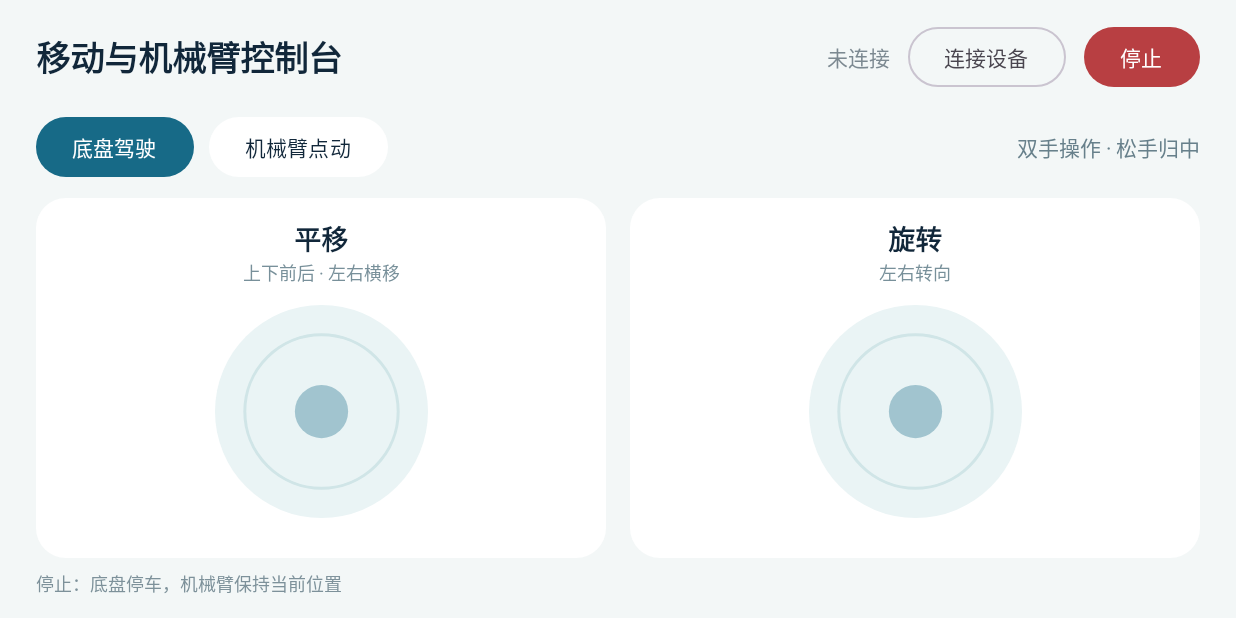
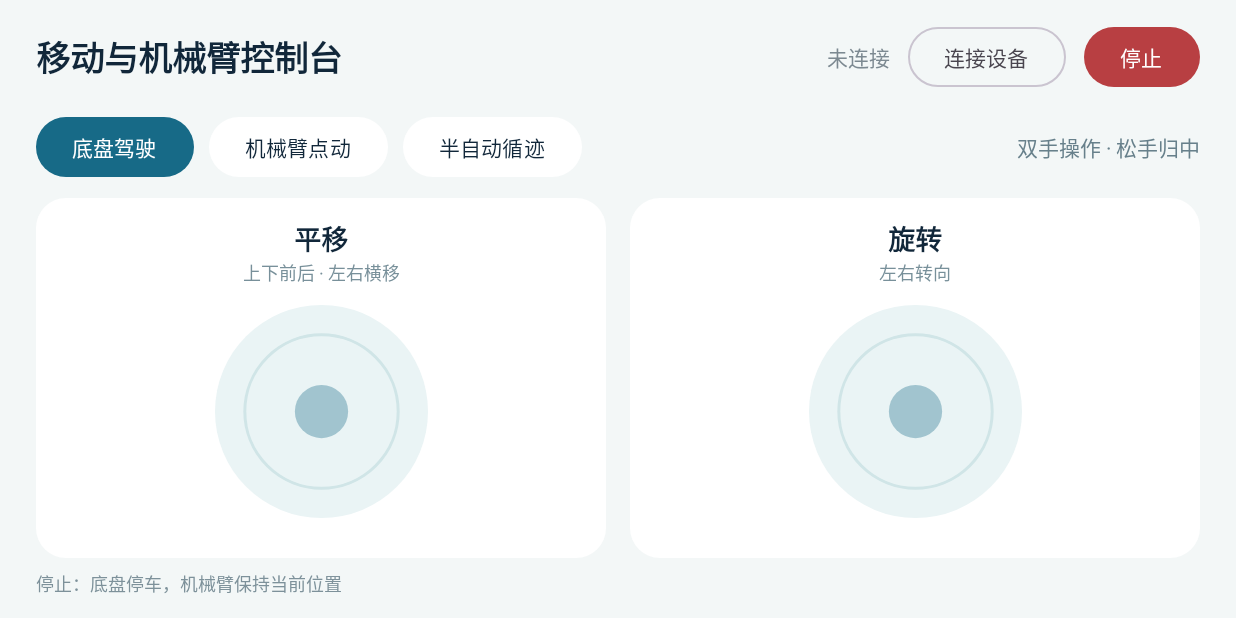
Before and after one commit to yee-2008/RM_Final_Project, an Android app built with Jetpack Compose: the screen it shows after launch (MainActivity), on a phone screen of 824 x 412 dp (held sideways). Run offline under Robolectric (Android 15) with nearby library versions, the phone set to English and light mode, and no system bars.

Commit message:
Add explicit start and stop controls for semi-automatic line tracking

```diff
--- a/android/app/src/main/java/cn/hit/c1/Controls.kt
+++ b/android/app/src/main/java/cn/hit/c1/Controls.kt
@@ -26,9 +26,12 @@ private val Ink = Color(0xFF11273A)
 private val Blue = Color(0xFF176A87)
 private val Pale = Color(0xFFEAF4F5)
 
+private enum class ControlPage(val label: String) { CHASSIS("底盘驾驶"), ARM("机械臂点动"), LINE("半自动循迹") }
+
 @Composable
-fun Controls(status: String, connected: Boolean, connect: () -> Unit, send: (Int, Int, Int, Char) -> Unit, stop: () -> Unit) {
-    var armMode by remember { mutableStateOf(false) }
+fun Controls(status: String, connected: Boolean, connect: () -> Unit, send: (Int, Int, Int, Char) -> Unit, stop: () -> Unit, startLine: () -> Unit) {
+    var page by remember { mutableStateOf(ControlPage.CHASSIS) }
+    var sendingAuto by remember { mutableStateOf(false) }
     var vx by remember { mutableIntStateOf(0) }
     var vy by remember { mutableIntStateOf(0) }
     var yaw by remember { mutableIntStateOf(0) }
@@ -39,16 +42,18 @@ fun Controls(status: String, connected: Boolean, connect: () -> Unit, send: (Int
     val currentSend by rememberUpdatedState(send)
     val currentStop by rememberUpdatedState(stop)
     fun reset() {
+        sendingAuto = false
         generation++
         blocked = activePointers > 0
         vx = 0; vy = 0; yaw = 0; key = '-'
         currentStop()
     }
     fun transmit() {
-        if (connected && !blocked) currentSend(vx, vy, yaw, key)
+        if (connected && !blocked && page != ControlPage.LINE) currentSend(vx, vy, yaw, key)
     }
     LaunchedEffect(connected) {
         if (!connected) {
+            sendingAuto = false
             generation++
             blocked = activePointers > 0
             vx = 0; vy = 0; yaw = 0; key = '-'
@@ -76,15 +81,24 @@ fun Controls(status: String, connected: Boolean, connect: () -> Unit, send: (Int
         }
         Spacer(Modifier.height(12.dp))
         Row(horizontalArrangement = Arrangement.spacedBy(10.dp)) {
-            listOf(false to "底盘驾驶", true to "机械臂点动").forEach { (mode, label) ->
-                FilledTonalButton(onClick = { if (armMode != mode) { reset(); armMode = mode } },
-                    colors = ButtonDefaults.filledTonalButtonColors(containerColor = if (armMode == mode) Blue else Color.White, contentColor = if (armMode == mode) Color.White else Ink)) { Text(label) }
+            ControlPage.values().forEach { next ->
+                FilledTonalButton(onClick = { if (page != next) { reset(); page = next } },
+                    colors = ButtonDefaults.filledTonalButtonColors(containerColor = if (page == next) Blue else Color.White, contentColor = if (page == next) Color.White else Ink)) { Text(next.label) }
             }
             Spacer(Modifier.weight(1f))
-            Text(if (armMode) "按住动作，松手保持" else "双手操作 · 松手归中", color = Color(0xFF67808B), modifier = Modifier.align(Alignment.CenterVertically))
+            Text(when (page) { ControlPage.ARM -> "按住动作，松手保持"; ControlPage.CHASSIS -> "双手操作 · 松手归中"; ControlPage.LINE -> "半自动 · 运行与停止" }, color = Color(0xFF67808B), modifier = Modifier.align(Alignment.CenterVertically))
         }
         Spacer(Modifier.height(10.dp))
-        if (!armMode) {
+        if (page == ControlPage.LINE) {
+            Column(Modifier.weight(1f).fillMaxWidth().background(Color.White, RoundedCornerShape(20.dp)),
+                verticalArrangement = Arrangement.Center, horizontalAlignment = Alignment.CenterHorizontally) {
+                Text(if (sendingAuto) "正在发送循迹指令" else "等待启动", color = Ink, fontSize = 24.sp)
+                Spacer(Modifier.height(20.dp))
+                Button(enabled = connected && !blocked, onClick = {
+                    if (sendingAuto) reset() else { sendingAuto = true; startLine() }
+                }) { Text(if (sendingAuto) "停止循迹" else "启动循迹", fontSize = 22.sp) }
+            }
+        } else if (page == ControlPage.CHASSIS) {
             val stickGeneration = generation
             Row(Modifier.weight(1f).fillMaxWidth(), horizontalArrangement = Arrangement.spacedBy(16.dp)) {
                 StickCard("平移", "上下前后 · 左右横移", connected && !blocked, generation, Modifier.weight(1f).fillMaxHeight()) { x, y ->
--- a/android/app/src/main/java/cn/hit/c1/MainActivity.kt
+++ b/android/app/src/main/java/cn/hit/c1/MainActivity.kt
@@ -34,7 +34,7 @@ class MainActivity : ComponentActivity() {
             key(epoch) {
                 Controls(status, connected, ::chooseDevice, { vx, vy, yaw, arm ->
                     link.update("M,$vx,$vy,$yaw,$arm\n")
-                }, { link.update("S\n") })
+                }, { link.update("S\n") }, { link.update("A\n") })
             }
         }
     }
```
Also changed, not shown: 3 other files.
